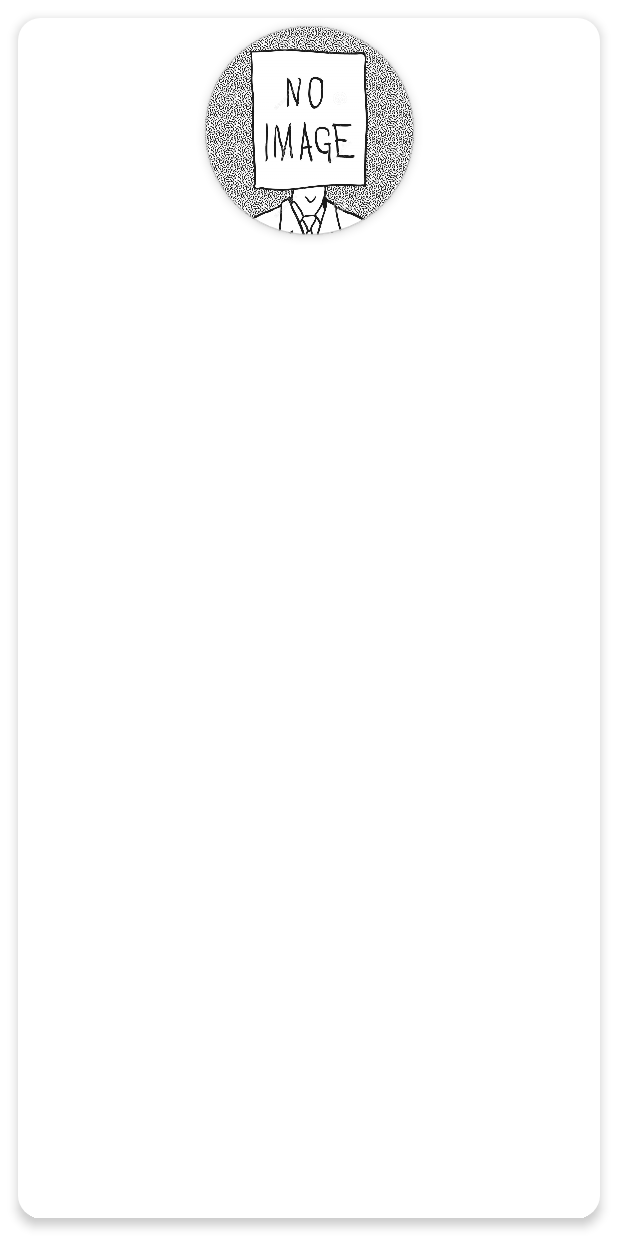
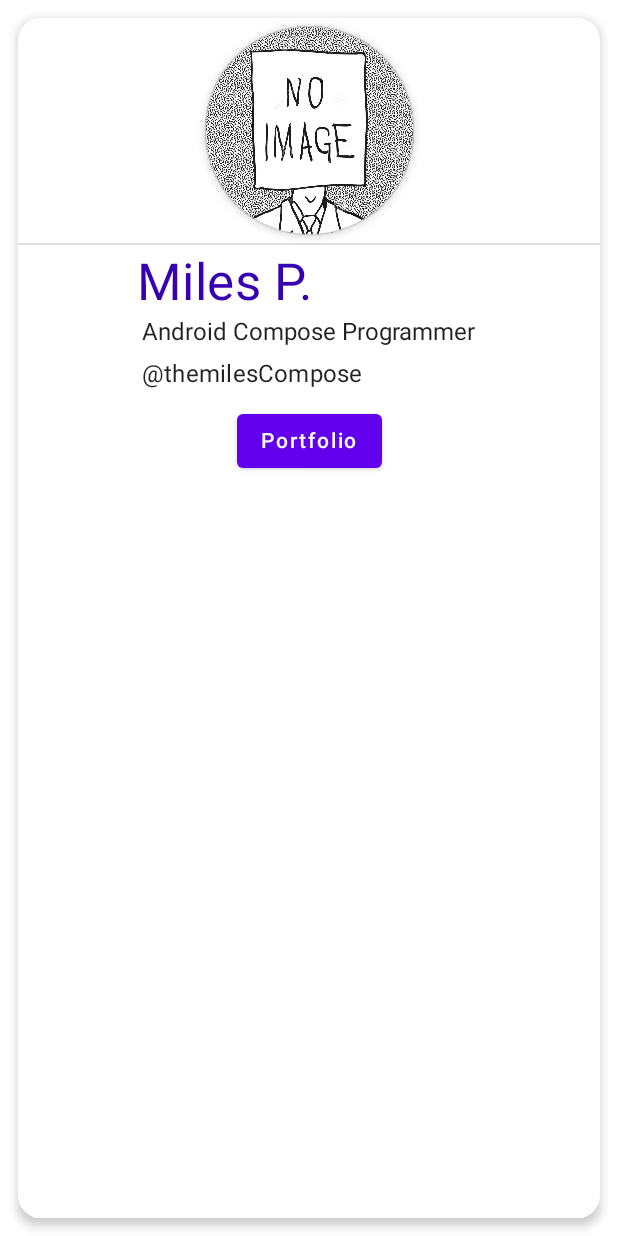
Before and after one commit to adiupd123/BIZ-CARD, an Android app built with Jetpack Compose: the screen it shows after launch (MainActivity), on a phone screen of 412 x 824 dp. Run offline under Robolectric (Android 15) with nearby library versions, the phone set to English and light mode, and no system bars.

Commit message:
Added Profile Photo, Profile Name, Description and Portfolio button functionality

```diff
--- a/app/src/main/java/com/adiupd123/biz_card/MainActivity.kt
+++ b/app/src/main/java/com/adiupd123/biz_card/MainActivity.kt
@@ -1,26 +1,29 @@
 package com.adiupd123.biz_card
 
+import android.graphics.Paint.Align
 import android.os.Bundle
+import android.util.Log
 import androidx.activity.ComponentActivity
 import androidx.activity.compose.setContent
 import androidx.compose.foundation.BorderStroke
 import androidx.compose.foundation.Image
+import androidx.compose.foundation.background
 import androidx.compose.foundation.layout.*
+import androidx.compose.foundation.lazy.*
 import androidx.compose.foundation.shape.CircleShape
 import androidx.compose.foundation.shape.CornerSize
 import androidx.compose.foundation.shape.RoundedCornerShape
-import androidx.compose.material.Card
-import androidx.compose.material.MaterialTheme
-import androidx.compose.material.Surface
-import androidx.compose.material.Text
+import androidx.compose.material.*
 import androidx.compose.runtime.Composable
+import androidx.compose.runtime.mutableStateOf
+import androidx.compose.runtime.remember
 import androidx.compose.ui.Alignment
 import androidx.compose.ui.Modifier
-import androidx.compose.ui.draw.scale
 import androidx.compose.ui.graphics.Color
-import androidx.compose.ui.graphics.Color.Companion.Green
+import androidx.compose.ui.graphics.RectangleShape
 import androidx.compose.ui.layout.ContentScale
 import androidx.compose.ui.res.painterResource
+import androidx.compose.ui.text.font.FontWeight
 import androidx.compose.ui.tooling.preview.Preview
 import androidx.compose.ui.unit.dp
 import com.adiupd123.biz_card.ui.theme.BIZCARDTheme
@@ -44,6 +47,9 @@ class MainActivity : ComponentActivity() {
 
 @Composable
 fun CreateBizCard(){
+    val buttonClickedState = remember {
+        mutableStateOf(false)
+    }
     Surface(modifier = Modifier
         .fillMaxWidth()
         .fillMaxHeight()) {
@@ -59,23 +65,112 @@ fun CreateBizCard(){
                 verticalArrangement = Arrangement.Top,
                 horizontalAlignment = Alignment.CenterHorizontally) {
 
-                Surface(modifier = Modifier
-                    .size(150.dp)
-                    .padding(5.dp),
-                    shape = CircleShape,
-                    border = BorderStroke(0.5.dp, Color.LightGray),
-                    elevation = 4.dp,
-                    color = MaterialTheme.colors.onSurface.copy(alpha = 0.5f)) {
+                CreateProfileImage()
+                Divider()
+                CreateInfo()
+                Button(onClick = {
 
-                    Image(painter = painterResource(id = R.drawable.ic_profile_image),
-                        contentDescription = "Profile Image",
-                        modifier = Modifier.size(135.dp),
-                        contentScale = ContentScale.Crop)
+                    buttonClickedState.value = !buttonClickedState.value
 
+                    }) {
+                    Text(text = "Portfolio",
+                        style = MaterialTheme.typography.button)
+                }
+
+                if(buttonClickedState.value){
+                    Content()
+                }
+                else{
+                    Box() {
+
+                    }
                 }
             }
 
         }
+    }
+}
+
+@Composable
+fun Content(){
+    Box(modifier = Modifier
+        .fillMaxHeight()
+        .fillMaxWidth()
+        .padding(5.dp)) {
+
+        Surface(modifier = Modifier
+            .fillMaxHeight()
+            .fillMaxWidth()
+            .padding(3.dp),
+            shape = RoundedCornerShape(corner = CornerSize(6.dp)),
+            border = BorderStroke(width = 2.dp, color = Color.LightGray)) {
+
+            Portfolio(data = listOf("Project 1","Project 2","Project 3","Project 4","Project 5"))
+        }
+
+    }
+}
+
+@Composable
+fun Portfolio(data: List<String>) {
+    LazyColumn{
+        items(data){ item ->
+            Card(modifier = Modifier
+                .fillMaxWidth()
+                .padding(13.dp),
+                shape = RectangleShape,
+                elevation = 4.dp) {
+
+                Row(modifier = Modifier
+                    .padding(8.dp)
+                    .background(MaterialTheme.colors.surface)
+                    .padding(7.dp)){
+
+                    CreateProfileImage(modifier = Modifier.size(100.dp))
+                    Column(modifier = Modifier.padding(7.dp).align(alignment = Alignment.CenterVertically)){
+                        Text(text = item, fontWeight = FontWeight.Bold)
+                        Text(text = "A Great Project Indeed!", style = MaterialTheme.typography.body2)
+                    }
+                }
+
+            }
+        }
+    }
+}
+
+@Composable
+fun CreateInfo(){
+    Column(modifier = Modifier.padding(5.dp)) {
+        Text(text = "Miles P.",
+            style = MaterialTheme.typography.h4,
+            color = MaterialTheme.colors.primaryVariant)
+        Text(text = "Android Compose Programmer",
+            modifier = Modifier.padding(3.dp))
+        Text(text = "@themilesCompose",
+            modifier = Modifier.padding(3.dp),
+            style = MaterialTheme.typography.subtitle1)
+    }
+}
+
+@Composable
+fun CreateProfileImage(modifier: Modifier = Modifier) {
+    Surface(
+        modifier = modifier
+            .size(150.dp)
+            .padding(5.dp),
+        shape = CircleShape,
+        border = BorderStroke(0.5.dp, Color.LightGray),
+        elevation = 4.dp,
+        color = MaterialTheme.colors.onSurface.copy(alpha = 0.5f)
+    ) {
+
+        Image(
+            painter = painterResource(id = R.drawable.ic_profile_image),
+            contentDescription = "Profile Image",
+            modifier = modifier.size(135.dp),
+            contentScale = ContentScale.Crop
+        )
+
     }
 }
 
```
